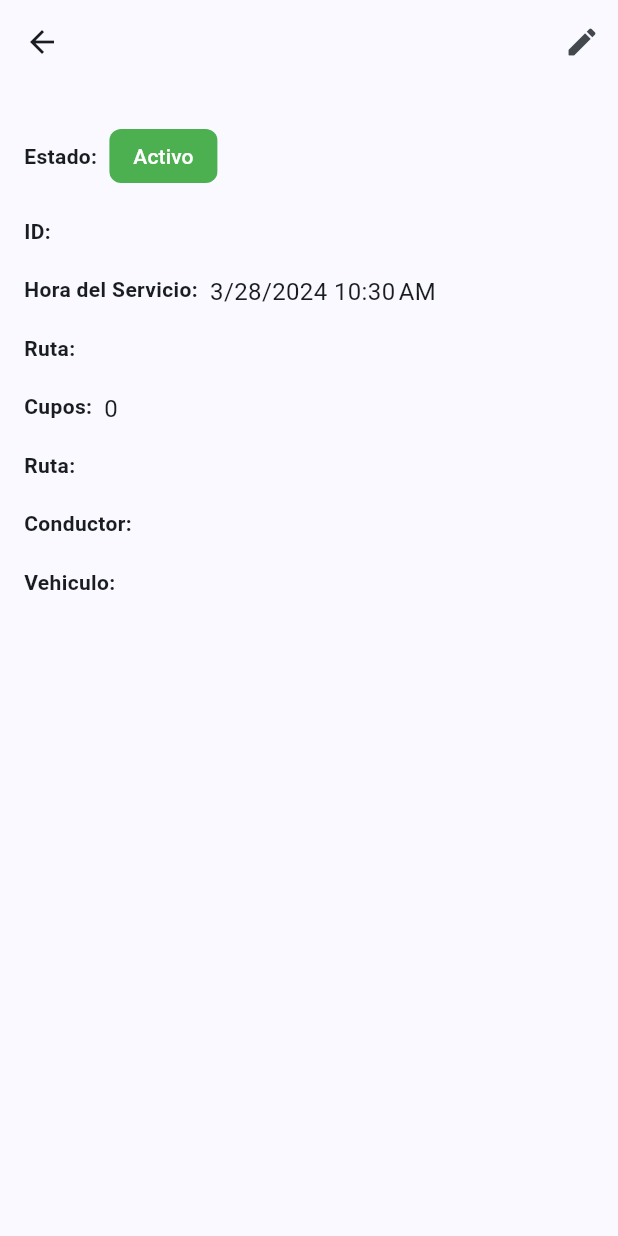
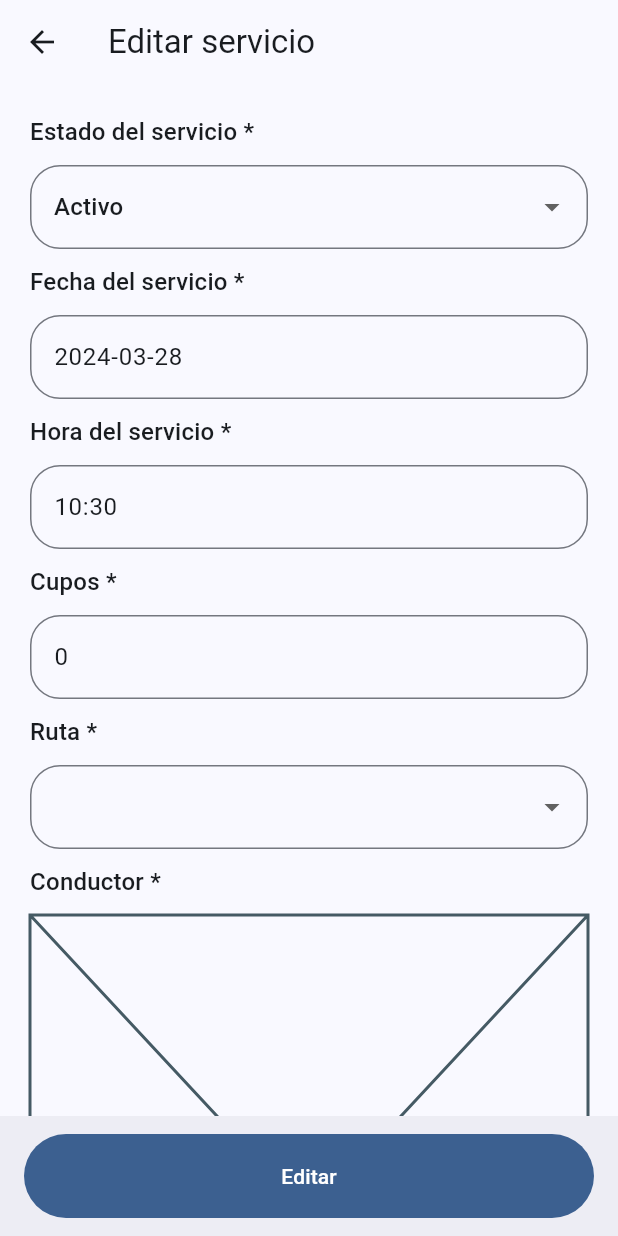
Before and after one commit to jairoportela/services-admin, a Flutter app: the ServiceDetail screen opened directly with empty values, after a tap on the "edit" icon, on a phone screen of 412 x 824 dp. Run offline on Flutter 3.47's test engine with Material 3 defaults, Android fonts, the light colour scheme and no system bars; our stand-ins replace equatable, flutter_bloc, rxdart.

Commit message:
feature: add form with fields

```diff
--- a/lib/src/config/router.dart
+++ b/lib/src/config/router.dart
@@ -2,6 +2,7 @@ import 'package:flutter/material.dart';
 import 'package:services_admin/src/home/presentation/screens/home_screen.dart';
 import 'package:services_admin/src/services/data/models/service_model.dart';
 import 'package:services_admin/src/services/presentation/screens/service_detail.dart';
+import 'package:services_admin/src/services/presentation/screens/service_form_screen.dart';
 
 class RouteGenerator {
   static Route<dynamic> generateRoute(RouteSettings settings) {
@@ -19,6 +20,13 @@ class RouteGenerator {
         return MaterialPageRoute<void>(
           builder: (_) => ServiceDetail(
             service: data,
+          ),
+        );
+      case ServiceFormScreen.routeName:
+        final data = settings.arguments as ServiceFormArguments;
+        return MaterialPageRoute<void>(
+          builder: (_) => ServiceFormScreen(
+            arguments: data,
           ),
         );
 
--- a/lib/src/home/presentation/screens/home_screen.dart
+++ b/lib/src/home/presentation/screens/home_screen.dart
@@ -3,6 +3,7 @@ import 'package:flutter_bloc/flutter_bloc.dart';
 import 'package:services_admin/src/home/presentation/widgets/home_view.dart';
 import 'package:services_admin/src/services/data/models/service_filter.dart';
 import 'package:services_admin/src/services/data/repository/service_repository.dart';
+import 'package:services_admin/src/services/presentation/screens/service_form_screen.dart';
 import 'package:services_admin/src/services/presentation/widgets/filter_service_modal.dart';
 import 'package:services_admin/src/services/providers/services_overview/services_overview_bloc.dart';
 
@@ -24,6 +25,16 @@ class HomeScreen extends StatelessWidget {
           actions: const [FilterIcon()],
         ),
         body: const HomeView(),
+        floatingActionButton: FloatingActionButton(
+            onPressed: () {
+              Navigator.of(context).pushNamed(
+                ServiceFormScreen.routeName,
+                arguments: ServiceFormArguments(toEditData: null),
+              );
+            },
+            child: const Icon(
+              Icons.add,
+            )),
       ),
     );
   }
--- /dev/null
+++ b/lib/src/services/data/models/routes_data.dart
@@ -0,0 +1,12 @@
+import 'package:flutter/material.dart';
+
+final routesData = [
+  const DropdownMenuItem(
+    value: 'Ruta1',
+    child: Text('Ruta 1'),
+  ),
+  const DropdownMenuItem(
+    value: 'Ruta2',
+    child: Text('Ruta 2'),
+  ),
+];
--- a/lib/src/services/presentation/screens/service_detail.dart
+++ b/lib/src/services/presentation/screens/service_detail.dart
@@ -1,5 +1,6 @@
 import 'package:flutter/material.dart';
 import 'package:services_admin/src/services/data/models/service_model.dart';
+import 'package:services_admin/src/services/presentation/screens/service_form_screen.dart';
 import 'package:services_admin/src/services/presentation/widgets/status_chip.dart';
 import 'package:services_admin/src/utils/extensions/datetime_extension.dart';
 
@@ -18,7 +19,12 @@ class ServiceDetail extends StatelessWidget {
         title: Text(service.id),
         actions: [
           IconButton(
-            onPressed: () {},
+            onPressed: () {
+              Navigator.of(context).pushNamed(
+                ServiceFormScreen.routeName,
+                arguments: ServiceFormArguments(toEditData: service),
+              );
+            },
             icon: const Icon(
               Icons.edit_rounded,
             ),
--- /dev/null
+++ b/lib/src/services/presentation/screens/service_form_screen.dart
@@ -0,0 +1,54 @@
+import 'package:flutter/material.dart';
+import 'package:flutter_bloc/flutter_bloc.dart';
+import 'package:services_admin/src/services/data/models/service_model.dart';
+import 'package:services_admin/src/services/presentation/screens/service_submit_button.dart';
+import 'package:services_admin/src/services/presentation/widgets/service_form_view.dart';
+import 'package:services_admin/src/services/providers/service_form/service_form_cubit.dart';
+
+class ServiceFormArguments {
+  final ServiceModel? toEditData;
+
+  ServiceFormArguments({required this.toEditData});
+
+  bool get isNewService => toEditData == null;
+}
+
+class ServiceFormScreen extends StatelessWidget {
+  const ServiceFormScreen({
+    super.key,
+    required this.arguments,
+  });
+  static const routeName = 'service-form';
+  final ServiceFormArguments arguments;
+
+  @override
+  Widget build(BuildContext context) {
+    return BlocProvider(
+      create: (context) => ServiceFormCubit(
+        serviceToEdit: arguments.toEditData,
+      ),
+      child: ServiceFormBuilder(
+        arguments: arguments,
+      ),
+    );
+  }
+}
+
+class ServiceFormBuilder extends StatelessWidget {
+  const ServiceFormBuilder({super.key, required this.arguments});
+  final ServiceFormArguments arguments;
+
+  @override
+  Widget build(BuildContext context) {
+    final ServiceFormArguments(:isNewService) = arguments;
+    return Scaffold(
+      appBar: AppBar(
+        title: Text(isNewService ? 'Crear servicio' : 'Editar servicio'),
+      ),
+      body: const ServiceFormView(),
+      bottomNavigationBar: BottomAppBar(
+        child: ServiceSubmitButton(isNewService: isNewService),
+      ),
+    );
+  }
+}
--- /dev/null
+++ b/lib/src/services/presentation/screens/service_submit_button.dart
@@ -0,0 +1,20 @@
+import 'package:flutter/material.dart';
+
+class ServiceSubmitButton extends StatelessWidget {
+  const ServiceSubmitButton({
+    super.key,
+    required this.isNewService,
+  });
+
+  final bool isNewService;
+
+  @override
+  Widget build(BuildContext context) {
+    return FilledButton(
+      onPressed: () {},
+      child: Text(
+        isNewService ? 'Crear' : 'Editar',
+      ),
+    );
+  }
+}
--- a/lib/src/services/presentation/widgets/filter_service_modal.dart
+++ b/lib/src/services/presentation/widgets/filter_service_modal.dart
@@ -1,5 +1,6 @@
 import 'package:flutter/material.dart';
 import 'package:services_admin/src/common/widgets/app_texts.dart';
+import 'package:services_admin/src/services/data/models/routes_data.dart';
 import 'package:services_admin/src/services/data/models/service_filter.dart';
 import 'package:services_admin/src/utils/extensions/datetime_extension.dart';
 
@@ -207,16 +208,6 @@ class _RouteFilterState extends State<RouteFilter> {
 
   @override
   Widget build(BuildContext context) {
-    final list = [
-      const DropdownMenuItem(
-        value: 'Ruta1',
-        child: Text('Ruta 1'),
-      ),
-      const DropdownMenuItem(
-        value: 'Ruta2',
-        child: Text('Ruta 2'),
-      ),
-    ];
     return CustomInputField(
       title: 'Ruta',
       child: DropdownButtonFormField(
@@ -227,7 +218,7 @@ class _RouteFilterState extends State<RouteFilter> {
           });
           widget.onChanged?.call(value);
         },
-        items: list,
+        items: routesData,
         decoration: InputDecoration(
           border: OutlineInputBorder(
             borderRadius: BorderRadius.circular(10.0),
--- /dev/null
+++ b/lib/src/services/presentation/widgets/service_form_view.dart
@@ -0,0 +1,252 @@
+import 'package:flutter/material.dart';
+import 'package:flutter/services.dart';
+import 'package:flutter_bloc/flutter_bloc.dart';
+import 'package:services_admin/src/common/widgets/app_texts.dart';
+import 'package:services_admin/src/services/data/models/models.dart';
+import 'package:services_admin/src/services/data/models/routes_data.dart';
+import 'package:services_admin/src/services/providers/service_form/service_form_cubit.dart';
+import 'package:services_admin/src/utils/extensions/datetime_extension.dart';
+
+class ServiceFormView extends StatefulWidget {
+  const ServiceFormView({super.key});
+
+  @override
+  State<ServiceFormView> createState() => _ServiceFormViewState();
+}
+
+class _ServiceFormViewState extends State<ServiceFormView> {
+  final GlobalKey<FormState> _formKey = GlobalKey<FormState>();
+
+  @override
+  Widget build(BuildContext context) {
+    return Form(
+      key: _formKey,
+      child: const SingleChildScrollView(
+        padding: EdgeInsets.all(20),
+        keyboardDismissBehavior: ScrollViewKeyboardDismissBehavior.onDrag,
+        child: Column(
+          children: [
+            StatusField(),
+            _SeparatorHeight(),
+            ServiceDateField(),
+            _SeparatorHeight(),
+            ServiceHourField(),
+            _SeparatorHeight(),
+            SeatsField(),
+            _SeparatorHeight(),
+            RouteField(),
+            _SeparatorHeight(),
+            DriverField(),
+            _SeparatorHeight(),
+            VehicleField(),
+          ],
+        ),
+      ),
+    );
+  }
+}
+
+class _SeparatorHeight extends StatelessWidget {
+  const _SeparatorHeight();
+
+  @override
+  Widget build(BuildContext context) {
+    return const SizedBox(height: 10);
+  }
+}
+
+class StatusField extends StatelessWidget {
+  const StatusField({super.key});
+
+  @override
+  Widget build(BuildContext context) {
+    return CustomInputField(
+      title: 'Estado del servicio',
+      isRequired: true,
+      child: DropdownButtonFormField<ServiceStatus>(
+        value: context.read<ServiceFormCubit>().state.status,
+        items: ServiceStatus.values
+            .map((e) => DropdownMenuItem(
+                  value: e,
+                  child: Text(e.title),
+                ))
+            .toList(),
+        onChanged: context.read<ServiceFormCubit>().onChangeStatus,
+      ),
+    );
+  }
+}
+
+class DriverField extends StatelessWidget {
+  const DriverField({super.key});
+
+  @override
+  Widget build(BuildContext context) {
+    return const CustomInputField(
+      title: 'Conductor',
+      isRequired: true,
+      child: Placeholder(),
+    );
+  }
+}
+
+class VehicleField extends StatelessWidget {
+  const VehicleField({super.key});
+
+  @override
+  Widget build(BuildContext context) {
+    return const CustomInputField(
+      title: 'Vehiculo',
+      isRequired: true,
+      child: Placeholder(),
+    );
+  }
+}
+
+class RouteField extends StatelessWidget {
+  const RouteField({super.key});
+
+  @override
+  Widget build(BuildContext context) {
+    return CustomInputField(
+      title: 'Ruta',
+      isRequired: true,
+      child: DropdownButtonFormField<String>(
+        value: context.read<ServiceFormCubit>().state.route,
+        items: routesData,
+        onChanged: context.read<ServiceFormCubit>().onChangeRoute,
+      ),
+    );
+  }
+}
+
+class ServiceDateField extends StatefulWidget {
+  const ServiceDateField({super.key});
+
+  @override
+  State<ServiceDateField> createState() => _ServiceDateFieldState();
+}
+
+class _ServiceDateFieldState extends State<ServiceDateField> {
+  final TextEditingController _controller = TextEditingController();
+
+  setControllerText(DateTime? value) {
+    if (value != null) {
+      _controller.text = value.toDate();
+    }
+  }
+
+  @override
+  void initState() {
+    final value = context.read<ServiceFormCubit>().state.serviceDate;
+    setControllerText(value);
+    super.initState();
+  }
+
+  @override
+  Widget build(BuildContext context) {
+    return CustomInputField(
+      title: 'Fecha del servicio',
+      isRequired: true,
+      child: TextFormField(
+        controller: _controller,
+        readOnly: true,
+        onTap: () {
+          showDatePicker(
+            context: context,
+            firstDate: DateTime(2024),
+            lastDate: DateTime(2026),
+          ).then((value) {
+            setControllerText(value);
+            context.read<ServiceFormCubit>().onChangeDate(value);
+          });
+        },
+      ),
+    );
+  }
+
+  @override
+  void dispose() {
+    _controller.dispose();
+    super.dispose();
+  }
+}
+
+class ServiceHourField extends StatefulWidget {
+  const ServiceHourField({super.key});
+
+  @override
+  State<ServiceHourField> createState() => _ServiceHourFieldState();
+}
+
+class _ServiceHourFieldState extends State<ServiceHourField> {
+  final TextEditingController _controller = TextEditingController();
+
+  @override
+  void didChangeDependencies() {
+    final value = context.read<ServiceFormCubit>().state.serviceHour;
+    setControllerText(value);
+    super.didChangeDependencies();
+  }
+
+  setControllerText(TimeOfDay? value) {
+    if (value != null) {
+      _controller.text = value.format(context);
+    }
+  }
+
+  @override
+  Widget build(BuildContext context) {
+    return CustomInputField(
+      title: 'Hora del servicio',
+      isRequired: true,
+      child: TextFormField(
+        controller: _controller,
+        readOnly: true,
+        onTap: () {
+          final dateTime = DateTime.now();
+          showTimePicker(
+            context: context,
+            initialTime: TimeOfDay(
+              hour: dateTime.hour,
+              minute: dateTime.minute,
+            ),
+          ).then((value) {
+            setControllerText(value);
+            context.read<ServiceFormCubit>().onChangeHour(value);
+          });
+        },
+      ),
+    );
+  }
+
+  @override
+  void dispose() {
+    _controller.dispose();
+    super.dispose();
+  }
+}
+
+class SeatsField extends StatelessWidget {
+  const SeatsField({super.key});
+
+  @override
+  Widget build(BuildContext context) {
+    return CustomInputField(
+      title: 'Cupos',
+      isRequired: true,
+      child: TextFormField(
+        initialValue: context.read<ServiceFormCubit>().state.seats.toString(),
+        keyboardType: const TextInputType.numberWithOptions(),
+        onChanged: context.read<ServiceFormCubit>().onChangeSeats,
+        inputFormatters: [
+          FilteringTextInputFormatter.digitsOnly,
+        ],
+        validator: (value) {
+          if (value == null || value.isEmpty) return 'Valor requirido';
+          return null;
+        },
+      ),
+    );
+  }
+}
--- /dev/null
+++ b/lib/src/services/providers/service_form/service_form_cubit.dart
@@ -0,0 +1,53 @@
+import 'dart:developer';
+
+import 'package:flutter_bloc/flutter_bloc.dart';
+import 'package:equatable/equatable.dart';
+import 'package:flutter/material.dart';
+import 'package:services_admin/src/services/data/models/service_model.dart';
+import 'package:services_admin/src/services/data/models/service_status.dart';
+
+part 'service_form_state.dart';
+
+class ServiceFormCubit extends Cubit<ServiceFormState> {
+  ServiceFormCubit({required ServiceModel? serviceToEdit})
+      : super(
+          serviceToEdit == null
+              ? const ServiceFormState()
+              : ServiceFormState.fromService(service: serviceToEdit),
+        );
+
+  void onChangeDate(DateTime? value) {
+    emit(state.copyWith(serviceDate: () => value));
+  }
+
+  void onChangeHour(TimeOfDay? value) {
+    emit(state.copyWith(serviceHour: () => value));
+  }
+
+  void onChangeSeats(String? value) {
+    final resultValue = int.tryParse(value ?? '');
+    emit(state.copyWith(seats: () => resultValue));
+  }
+
+  void onChangeRoute(String? value) {
+    emit(state.copyWith(route: () => value));
+  }
+
+  void onChangeStatus(ServiceStatus? value) {
+    emit(state.copyWith(status: value));
+  }
+
+  void onChangeDriverId(String? value) {
+    emit(state.copyWith(driverId: () => value));
+  }
+
+  void onChangeVehicleId(String? value) {
+    emit(state.copyWith(vehicleId: () => value));
+  }
+
+  @override
+  void onChange(Change<ServiceFormState> change) {
+    log(change.toString());
+    super.onChange(change);
+  }
+}
--- /dev/null
+++ b/lib/src/services/providers/service_form/service_form_state.dart
@@ -0,0 +1,85 @@
+part of 'service_form_cubit.dart';
+
+class ServiceFormState extends Equatable {
+  const ServiceFormState({
+    this.isNewService = false,
+    this.status = ServiceStatus.inactive,
+    this.serviceDate,
+    this.serviceHour,
+    this.seats,
+    this.route,
+    this.driverId,
+    this.vehicleId,
+    this.id,
+  });
+
+  factory ServiceFormState.fromService({
+    required ServiceModel service,
+  }) {
+    final ServiceModel(
+      :driverId,
+      :vehicleId,
+      :id,
+      :route,
+      :seats,
+      :serviceHour,
+      :status,
+    ) = service;
+    return ServiceFormState(
+        isNewService: true,
+        id: id,
+        driverId: driverId,
+        route: route,
+        seats: seats,
+        status: status,
+        vehicleId: vehicleId,
+        serviceDate: serviceHour,
+        serviceHour: TimeOfDay(
+          hour: serviceHour.hour,
+          minute: serviceHour.minute,
+        ));
+  }
+  final ServiceStatus status;
+  final DateTime? serviceDate;
+  final TimeOfDay? serviceHour;
+  final int? seats;
+  final String? route;
+  final String? driverId;
+  final String? vehicleId;
+  final String? id;
+
+  final bool isNewService;
+
+  ServiceFormState copyWith({
+    ServiceStatus? status,
+    DateTime? Function()? serviceDate,
+    TimeOfDay? Function()? serviceHour,
+    int? Function()? seats,
+    String? Function()? route,
+    String? Function()? driverId,
+    String? Function()? vehicleId,
+  }) {
+    return ServiceFormState(
+      status: status ?? this.status,
+      serviceDate: serviceDate != null ? serviceDate() : this.serviceDate,
+      serviceHour: serviceHour != null ? serviceHour() : this.serviceHour,
+      seats: seats != null ? seats() : this.seats,
+      route: route != null ? route() : this.route,
+      driverId: driverId != null ? driverId() : this.driverId,
+      vehicleId: vehicleId != null ? vehicleId() : this.vehicleId,
+    );
+  }
+
+  @override
+  List<Object?> get props => [
+        status,
+        serviceDate,
+        serviceHour,
+        seats,
+        route,
+        driverId,
+        vehicleId,
+        id,
+        isNewService,
+      ];
+}
```
